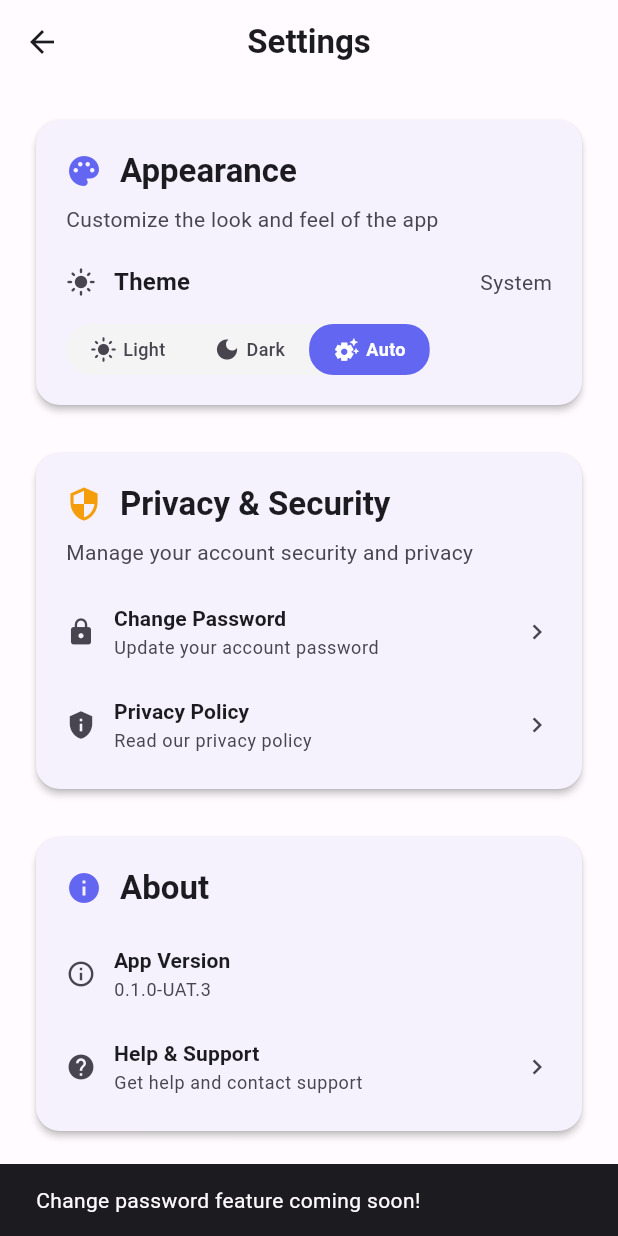
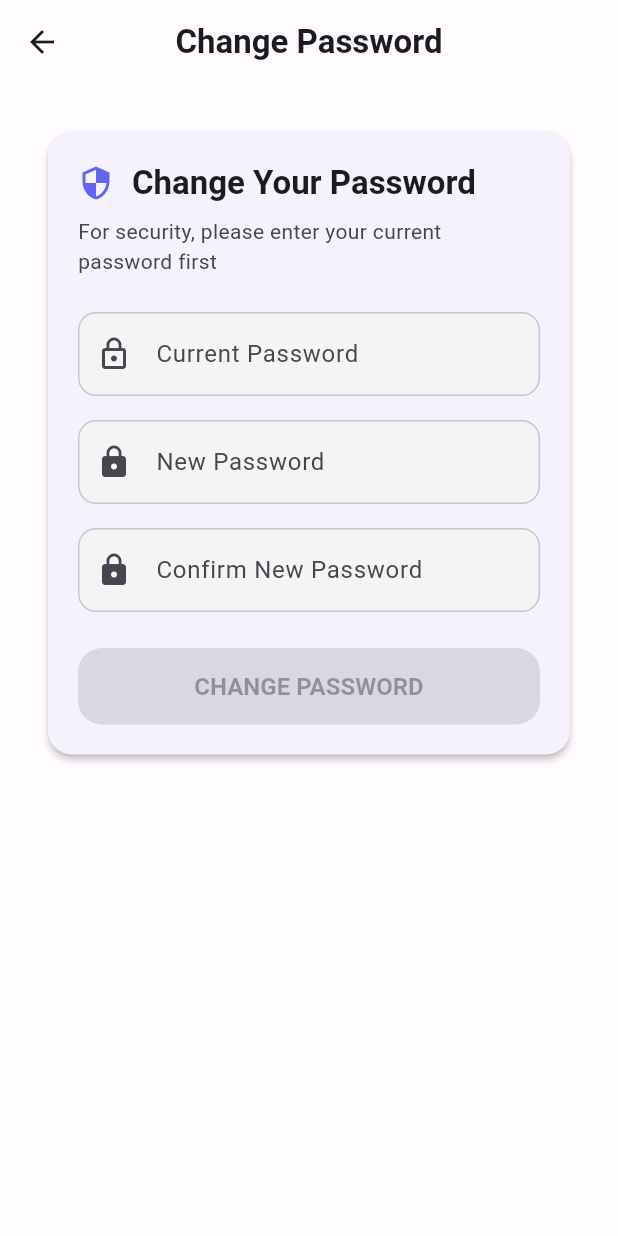
Before and after one commit to Hetti219/fulminant_c, a Flutter app: the SettingsScreen screen opened directly, after a tap on "Change Password", on a phone screen of 412 x 824 dp. Run offline on Flutter 3.47's test engine with Material 3 defaults, Android fonts, the phone set to English and light mode, and no system bars; our stand-ins replace bloc, cloud_firestore, equatable, firebase_auth, firebase_core, flutter_bloc and 1 more; accounts and stored records are empty.

Commit message:
Add password change functionality

```diff
--- /dev/null
+++ b/lib/blocs/auth/password_change/password_change_bloc.dart
@@ -0,0 +1,88 @@
+import 'package:bloc/bloc.dart';
+import 'package:equatable/equatable.dart';
+import 'package:formz/formz.dart';
+
+import '../../../models/password.dart';
+import '../../../repositories/auth_repository.dart';
+
+part 'password_change_event.dart';
+
+part 'password_change_state.dart';
+
+class PasswordChangeBloc
+    extends Bloc<PasswordChangeEvent, PasswordChangeState> {
+  final AuthRepository _authRepository;
+
+  PasswordChangeBloc({required AuthRepository authRepository})
+      : _authRepository = authRepository,
+        super(const PasswordChangeState()) {
+    on<CurrentPasswordChanged>(_onCurrentPasswordChanged);
+    on<NewPasswordChanged>(_onNewPasswordChanged);
+    on<ConfirmPasswordChanged>(_onConfirmPasswordChanged);
+    on<PasswordChangeSubmitted>(_onSubmitted);
+  }
+
+  void _onCurrentPasswordChanged(
+    CurrentPasswordChanged event,
+    Emitter<PasswordChangeState> emit,
+  ) {
+    final password = Password.dirty(event.password);
+    emit(state.copyWith(
+      currentPassword: password,
+      isValid: _isValid(password, state.newPassword, state.confirmPassword),
+      errorMessage: null,
+    ));
+  }
+
+  void _onNewPasswordChanged(
+    NewPasswordChanged event,
+    Emitter<PasswordChangeState> emit,
+  ) {
+    final password = Password.dirty(event.password);
+    emit(state.copyWith(
+      newPassword: password,
+      isValid: _isValid(state.currentPassword, password, state.confirmPassword),
+      errorMessage: null,
+    ));
+  }
+
+  void _onConfirmPasswordChanged(
+    ConfirmPasswordChanged event,
+    Emitter<PasswordChangeState> emit,
+  ) {
+    final password = Password.dirty(event.password);
+    emit(state.copyWith(
+      confirmPassword: password,
+      isValid: _isValid(state.currentPassword, state.newPassword, password),
+      errorMessage: null,
+    ));
+  }
+
+  void _onSubmitted(
+    PasswordChangeSubmitted event,
+    Emitter<PasswordChangeState> emit,
+  ) async {
+    if (state.isValid && state.passwordsMatch) {
+      emit(state.copyWith(status: FormzSubmissionStatus.inProgress));
+
+      try {
+        await _authRepository.changePassword(
+          currentPassword: state.currentPassword.value,
+          newPassword: state.newPassword.value,
+        );
+        emit(state.copyWith(status: FormzSubmissionStatus.success));
+      } catch (error) {
+        emit(state.copyWith(
+          status: FormzSubmissionStatus.failure,
+          errorMessage: error.toString(),
+        ));
+      }
+    }
+  }
+
+  bool _isValid(Password current, Password newPass, Password confirm) {
+    return Formz.validate([current, newPass, confirm]) &&
+        newPass.value.isNotEmpty &&
+        newPass.value == confirm.value;
+  }
+}
--- /dev/null
+++ b/lib/blocs/auth/password_change/password_change_event.dart
@@ -0,0 +1,37 @@
+part of 'password_change_bloc.dart';
+
+abstract class PasswordChangeEvent extends Equatable {
+  const PasswordChangeEvent();
+
+  @override
+  List<Object> get props => [];
+}
+
+class CurrentPasswordChanged extends PasswordChangeEvent {
+  final String password;
+
+  const CurrentPasswordChanged(this.password);
+
+  @override
+  List<Object> get props => [password];
+}
+
+class NewPasswordChanged extends PasswordChangeEvent {
+  final String password;
+
+  const NewPasswordChanged(this.password);
+
+  @override
+  List<Object> get props => [password];
+}
+
+class ConfirmPasswordChanged extends PasswordChangeEvent {
+  final String password;
+
+  const ConfirmPasswordChanged(this.password);
+
+  @override
+  List<Object> get props => [password];
+}
+
+class PasswordChangeSubmitted extends PasswordChangeEvent {}
--- /dev/null
+++ b/lib/blocs/auth/password_change/password_change_state.dart
@@ -0,0 +1,51 @@
+part of 'password_change_bloc.dart';
+
+class PasswordChangeState extends Equatable {
+  final FormzSubmissionStatus status;
+  final Password currentPassword;
+  final Password newPassword;
+  final Password confirmPassword;
+  final bool isValid;
+  final String? errorMessage;
+
+  const PasswordChangeState({
+    this.status = FormzSubmissionStatus.initial,
+    this.currentPassword = const Password.pure(),
+    this.newPassword = const Password.pure(),
+    this.confirmPassword = const Password.pure(),
+    this.isValid = false,
+    this.errorMessage,
+  });
+
+  PasswordChangeState copyWith({
+    FormzSubmissionStatus? status,
+    Password? currentPassword,
+    Password? newPassword,
+    Password? confirmPassword,
+    bool? isValid,
+    String? errorMessage,
+  }) {
+    return PasswordChangeState(
+      status: status ?? this.status,
+      currentPassword: currentPassword ?? this.currentPassword,
+      newPassword: newPassword ?? this.newPassword,
+      confirmPassword: confirmPassword ?? this.confirmPassword,
+      isValid: isValid ?? this.isValid,
+      errorMessage: errorMessage,
+    );
+  }
+
+  bool get passwordsMatch =>
+      newPassword.value.isNotEmpty &&
+      newPassword.value == confirmPassword.value;
+
+  @override
+  List<Object?> get props => [
+        status,
+        currentPassword,
+        newPassword,
+        confirmPassword,
+        isValid,
+        errorMessage,
+      ];
+}
--- /dev/null
+++ b/lib/screens/settings/password_change_screen.dart
@@ -0,0 +1,235 @@
+import 'package:flutter/material.dart';
+import 'package:flutter_bloc/flutter_bloc.dart';
+import 'package:formz/formz.dart';
+import '../../blocs/auth/password_change/password_change_bloc.dart';
+import '../../repositories/auth_repository.dart';
+
+class PasswordChangeScreen extends StatelessWidget {
+  const PasswordChangeScreen({super.key});
+
+  static Route<void> route() {
+    return MaterialPageRoute<void>(
+        builder: (_) => const PasswordChangeScreen());
+  }
+
+  @override
+  Widget build(BuildContext context) {
+    return Scaffold(
+      appBar: AppBar(
+        title: const Text('Change Password'),
+        centerTitle: true,
+      ),
+      body: Padding(
+        padding: const EdgeInsets.all(24.0),
+        child: BlocProvider(
+          create: (context) => PasswordChangeBloc(
+            authRepository: RepositoryProvider.of<AuthRepository>(context),
+          ),
+          child: const PasswordChangeForm(),
+        ),
+      ),
+    );
+  }
+}
+
+class PasswordChangeForm extends StatelessWidget {
+  const PasswordChangeForm({super.key});
+
+  @override
+  Widget build(BuildContext context) {
+    return BlocListener<PasswordChangeBloc, PasswordChangeState>(
+      listener: (context, state) {
+        if (state.status.isSuccess) {
+          ScaffoldMessenger.of(context)
+            ..hideCurrentSnackBar()
+            ..showSnackBar(
+              SnackBar(
+                content: const Text('Password changed successfully!'),
+                backgroundColor: Theme.of(context).colorScheme.primary,
+              ),
+            );
+          Navigator.of(context).pop();
+        }
+
+        if (state.status.isFailure) {
+          ScaffoldMessenger.of(context)
+            ..hideCurrentSnackBar()
+            ..showSnackBar(
+              SnackBar(
+                content:
+                    Text(state.errorMessage ?? 'Failed to change password'),
+                backgroundColor: Theme.of(context).colorScheme.error,
+              ),
+            );
+        }
+      },
+      child: SingleChildScrollView(
+        child: Column(
+          crossAxisAlignment: CrossAxisAlignment.start,
+          children: [
+            Card(
+              child: Padding(
+                padding: const EdgeInsets.all(20),
+                child: Column(
+                  crossAxisAlignment: CrossAxisAlignment.start,
+                  children: [
+                    Row(
+                      children: [
+                        Icon(
+                          Icons.security,
+                          color: Theme.of(context).colorScheme.primary,
+                          size: 24,
+                        ),
+                        const SizedBox(width: 12),
+                        Text(
+                          'Change Your Password',
+                          style:
+                              Theme.of(context).textTheme.titleLarge?.copyWith(
+                                    fontWeight: FontWeight.bold,
+                                  ),
+                        ),
+                      ],
+                    ),
+                    const SizedBox(height: 8),
+                    Text(
+                      'For security, please enter your current password first',
+                      style: Theme.of(context).textTheme.bodyMedium?.copyWith(
+                            color:
+                                Theme.of(context).colorScheme.onSurfaceVariant,
+                          ),
+                    ),
+                    const SizedBox(height: 24),
+                    _CurrentPasswordInput(),
+                    const SizedBox(height: 16),
+                    _NewPasswordInput(),
+                    const SizedBox(height: 16),
+                    _ConfirmPasswordInput(),
+                    const SizedBox(height: 24),
+                    _ChangePasswordButton(),
+                  ],
+                ),
+              ),
+            ),
+          ],
+        ),
+      ),
+    );
+  }
+}
+
+class _CurrentPasswordInput extends StatelessWidget {
+  @override
+  Widget build(BuildContext context) {
+    return BlocBuilder<PasswordChangeBloc, PasswordChangeState>(
+      buildWhen: (previous, current) =>
+          previous.currentPassword != current.currentPassword,
+      builder: (context, state) {
+        return TextField(
+          onChanged: (password) => context
+              .read<PasswordChangeBloc>()
+              .add(CurrentPasswordChanged(password)),
+          obscureText: true,
+          decoration: InputDecoration(
+            labelText: 'Current Password',
+            prefixIcon: const Icon(Icons.lock_outline),
+            errorText: state.currentPassword.displayError != null
+                ? 'Current password is required'
+                : null,
+            border: const OutlineInputBorder(),
+          ),
+        );
+      },
+    );
+  }
+}
+
+class _NewPasswordInput extends StatelessWidget {
+  @override
+  Widget build(BuildContext context) {
+    return BlocBuilder<PasswordChangeBloc, PasswordChangeState>(
+      buildWhen: (previous, current) =>
+          previous.newPassword != current.newPassword,
+      builder: (context, state) {
+        return TextField(
+          onChanged: (password) => context
+              .read<PasswordChangeBloc>()
+              .add(NewPasswordChanged(password)),
+          obscureText: true,
+          decoration: InputDecoration(
+            labelText: 'New Password',
+            prefixIcon: const Icon(Icons.lock),
+            errorText: state.newPassword.displayError != null
+                ? 'Password must be at least 6 characters'
+                : null,
+            border: const OutlineInputBorder(),
+          ),
+        );
+      },
+    );
+  }
+}
+
+class _ConfirmPasswordInput extends StatelessWidget {
+  @override
+  Widget build(BuildContext context) {
+    return BlocBuilder<PasswordChangeBloc, PasswordChangeState>(
+      buildWhen: (previous, current) =>
+          previous.confirmPassword != current.confirmPassword ||
+          previous.newPassword != current.newPassword,
+      builder: (context, state) {
+        return TextField(
+          onChanged: (password) => context
+              .read<PasswordChangeBloc>()
+              .add(ConfirmPasswordChanged(password)),
+          obscureText: true,
+          decoration: InputDecoration(
+            labelText: 'Confirm New Password',
+            prefixIcon: const Icon(Icons.lock),
+            errorText:
+                state.confirmPassword.value.isNotEmpty && !state.passwordsMatch
+                    ? 'Passwords do not match'
+                    : (state.confirmPassword.displayError != null
+                        ? 'Password confirmation is required'
+                        : null),
+            border: const OutlineInputBorder(),
+          ),
+        );
+      },
+    );
+  }
+}
+
+class _ChangePasswordButton extends StatelessWidget {
+  @override
+  Widget build(BuildContext context) {
+    return BlocBuilder<PasswordChangeBloc, PasswordChangeState>(
+      builder: (context, state) {
+        return SizedBox(
+          width: double.infinity,
+          child: ElevatedButton(
+            onPressed: state.isValid &&
+                    state.passwordsMatch &&
+                    !state.status.isInProgress
+                ? () => context
+                    .read<PasswordChangeBloc>()
+                    .add(PasswordChangeSubmitted())
+                : null,
+            style: ElevatedButton.styleFrom(
+              padding: const EdgeInsets.symmetric(vertical: 16),
+            ),
+            child: state.status.isInProgress
+                ? const SizedBox(
+                    width: 20,
+                    height: 20,
+                    child: CircularProgressIndicator(
+                      strokeWidth: 2,
+                      valueColor: AlwaysStoppedAnimation<Color>(Colors.white),
+                    ),
+                  )
+                : const Text('CHANGE PASSWORD'),
+          ),
+        );
+      },
+    );
+  }
+}
--- a/lib/screens/settings/settings_screen.dart
+++ b/lib/screens/settings/settings_screen.dart
@@ -1,5 +1,6 @@
 import 'package:flutter/material.dart';
 import 'package:flutter_bloc/flutter_bloc.dart';
+import 'package:fulminant_c/screens/settings/password_change_screen.dart';
 import '../../blocs/auth/auth_bloc.dart';
 import '../../blocs/auth/auth_event.dart';
 import '../../theme/theme_cubit.dart';
@@ -111,12 +112,8 @@ class SettingsView extends StatelessWidget {
                     title: 'Change Password',
                     subtitle: 'Update your account password',
                     onTap: () {
-                      // TODO: Implement change password
-                      ScaffoldMessenger.of(context).showSnackBar(
-                        const SnackBar(
-                          content: Text('Change password feature coming soon!'),
-                        ),
-                      );
+                      // UPDATED: Navigate to password change screen
+                      Navigator.of(context).push(PasswordChangeScreen.route());
                     },
                   ),
                   const SizedBox(height: 16),
```
